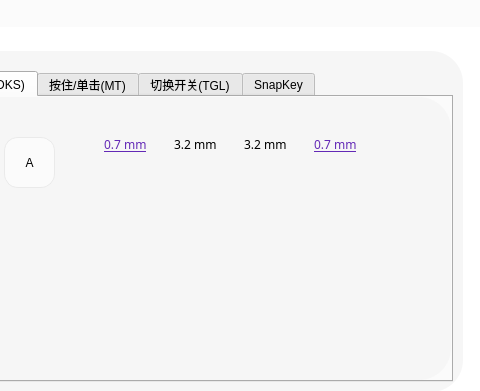
Above: FrameKeySetting.ui from wlffeng2008/AKKOStdio before the change; both pictures show x 292 to 772 and y 409 to 800 of the 1126 by 800 pixel window. Below: the same form after it.
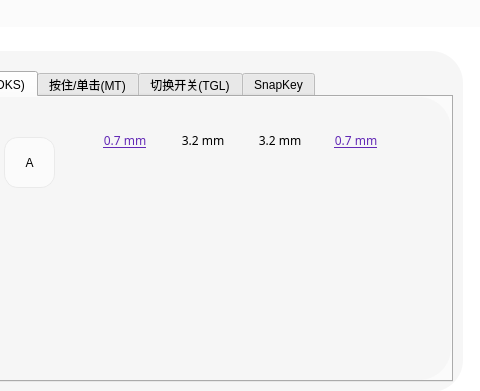
That is the form after the change. The open tabs and pages were chosen to show the change. Icons and pictures are not drawn. Custom widgets are drawn as their Qt base class.

Patch:
```diff
--- a/FrameKeySetting.ui
+++ b/FrameKeySetting.ui
@@ -30,7 +30,7 @@
             QPushButton:hover { background-color: #EAEAEA; border: 1px solid #EAEAEA;}
 
             QPushButton:pressed { background-color: #3F3F3F; }
-            QPushButton:checked { background-color: #3F3F3F; color: white; }
+            QPushButton:checked { border-color: #6329B6; }
             QPushButton:disabled { background-color: #EAEAEA; color: #8C8C8C; }</string>
   </property>
   <property name="lineWidth">
@@ -191,8 +191,7 @@
          </font>
         </property>
         <property name="styleSheet">
-         <string notr="true">#FrameKeySetting{background-color:white;}
-</string>
+         <string notr="true"/>
         </property>
         <property name="frameShape">
          <enum>QFrame::Shape::NoFrame</enum>
@@ -1907,10 +1906,10 @@
                <widget class="QLabel" name="label_10">
                 <property name="geometry">
                  <rect>
-                  <x>170</x>
-                  <y>40</y>
-                  <width>53</width>
-                  <height>15</height>
+                  <x>156</x>
+                  <y>35</y>
+                  <width>70</width>
+                  <height>16</height>
                  </rect>
                 </property>
                 <property name="font">
@@ -1927,14 +1926,17 @@
                 <property name="text">
                  <string>0.7 mm</string>
                 </property>
+                <property name="alignment">
+                 <set>Qt::AlignmentFlag::AlignCenter</set>
+                </property>
                </widget>
                <widget class="QLabel" name="label_11">
                 <property name="geometry">
                  <rect>
-                  <x>240</x>
-                  <y>40</y>
-                  <width>53</width>
-                  <height>15</height>
+                  <x>234</x>
+                  <y>35</y>
+                  <width>70</width>
+                  <height>16</height>
                  </rect>
                 </property>
                 <property name="font">
@@ -1947,14 +1949,17 @@
                 <property name="text">
                  <string>3.2 mm</string>
                 </property>
+                <property name="alignment">
+                 <set>Qt::AlignmentFlag::AlignCenter</set>
+                </property>
                </widget>
                <widget class="QLabel" name="label_12">
                 <property name="geometry">
                  <rect>
-                  <x>310</x>
-                  <y>40</y>
-                  <width>53</width>
-                  <height>15</height>
+                  <x>311</x>
+                  <y>35</y>
+                  <width>70</width>
+                  <height>16</height>
                  </rect>
                 </property>
                 <property name="font">
@@ -1967,14 +1972,17 @@
                 <property name="text">
                  <string>3.2 mm</string>
                 </property>
+                <property name="alignment">
+                 <set>Qt::AlignmentFlag::AlignCenter</set>
+                </property>
                </widget>
                <widget class="QLabel" name="label_13">
                 <property name="geometry">
                  <rect>
-                  <x>380</x>
-                  <y>40</y>
-                  <width>53</width>
-                  <height>15</height>
+                  <x>387</x>
+                  <y>35</y>
+                  <width>70</width>
+                  <height>16</height>
                  </rect>
                 </property>
                 <property name="font">
@@ -1991,14 +1999,17 @@
                 <property name="text">
                  <string>0.7 mm</string>
                 </property>
+                <property name="alignment">
+                 <set>Qt::AlignmentFlag::AlignCenter</set>
+                </property>
                </widget>
                <widget class="QLabel" name="label_14">
                 <property name="geometry">
                  <rect>
-                  <x>180</x>
-                  <y>60</y>
-                  <width>31</width>
-                  <height>31</height>
+                  <x>181</x>
+                  <y>64</y>
+                  <width>24</width>
+                  <height>24</height>
                  </rect>
                 </property>
                 <property name="text">
@@ -2014,10 +2025,10 @@
                <widget class="QLabel" name="label_15">
                 <property name="geometry">
                  <rect>
-                  <x>250</x>
-                  <y>60</y>
-                  <width>31</width>
-                  <height>31</height>
+                  <x>257</x>
+                  <y>64</y>
+                  <width>24</width>
+                  <height>24</height>
                  </rect>
                 </property>
                 <property name="text">
@@ -2033,10 +2044,10 @@
                <widget class="QLabel" name="label_16">
                 <property name="geometry">
                  <rect>
-                  <x>320</x>
-                  <y>60</y>
-                  <width>31</width>
-                  <height>31</height>
+                  <x>334</x>
+                  <y>64</y>
+                  <width>24</width>
+                  <height>24</height>
                  </rect>
                 </property>
                 <property name="text">
@@ -2052,10 +2063,10 @@
                <widget class="QLabel" name="label_17">
                 <property name="geometry">
                  <rect>
-                  <x>390</x>
-                  <y>60</y>
-                  <width>31</width>
-                  <height>31</height>
+                  <x>410</x>
+                  <y>64</y>
+                  <width>24</width>
+                  <height>24</height>
                  </rect>
                 </property>
                 <property name="text">
```
Left out of the diff: 100 changed lines with no effect on the pictures.
